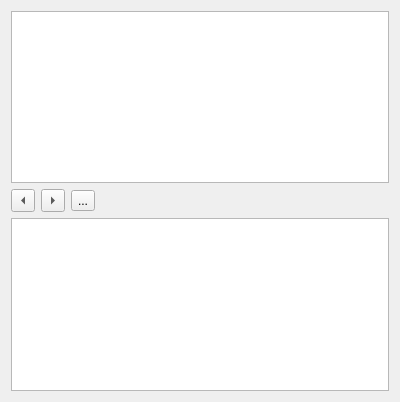
Old version of the form src/ui/editsub_ui.ui in the repository KDE/kdenlive.
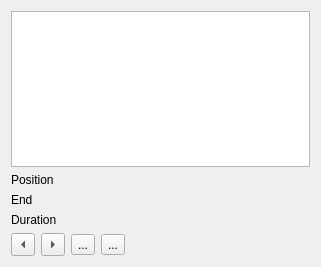
New version of the form.

Commit message: Fix subtitle model used start time as index - caused issues if a subtitle if moved after another one. Add start/end position control in subtitle widget

Patch:
```diff
--- a/src/ui/editsub_ui.ui
+++ b/src/ui/editsub_ui.ui
@@ -6,12 +6,12 @@
    <rect>
     <x>0</x>
     <y>0</y>
-    <width>400</width>
-    <height>402</height>
+    <width>321</width>
+    <height>267</height>
    </rect>
   </property>
   <layout class="QGridLayout" name="gridLayout">
-   <item row="0" column="0" colspan="4">
+   <item row="0" column="0" colspan="3">
     <widget class="QPlainTextEdit" name="subText">
      <property name="tabChangesFocus">
       <bool>true</bool>
@@ -19,6 +19,35 @@
     </widget>
    </item>
    <item row="1" column="0">
+    <widget class="QLabel" name="position_label">
+     <property name="sizePolicy">
+      <sizepolicy hsizetype="Maximum" vsizetype="Preferred">
+       <horstretch>0</horstretch>
+       <verstretch>0</verstretch>
+      </sizepolicy>
+     </property>
+     <property name="text">
+      <string>Position</string>
+     </property>
+    </widget>
+   </item>
+   <item row="2" column="0">
+    <widget class="QLabel" name="duration_label">
+     <property name="text">
+      <string>End</string>
+     </property>
+    </widget>
+   </item>
+   <item row="3" column="0">
+    <widget class="QLabel" name="duration_label_2">
+     <property name="text">
+      <string>Duration</string>
+     </property>
+    </widget>
+   </item>
+   <item row="4" column="0" colspan="2">
+    <layout class="QHBoxLayout" name="horizontalLayout">
+     <item>
     <widget class="QToolButton" name="buttonPrev">
      <property name="text">
       <string>...</string>
@@ -28,7 +57,7 @@
      </property>
     </widget>
    </item>
-   <item row="1" column="1">
+     <item>
     <widget class="QToolButton" name="buttonNext">
      <property name="text">
       <string>...</string>
@@ -38,14 +67,23 @@
      </property>
     </widget>
    </item>
-   <item row="1" column="2">
+     <item>
+      <widget class="QToolButton" name="buttonAdd">
+       <property name="text">
+        <string>...</string>
+       </property>
+      </widget>
+     </item>
+     <item>
     <widget class="QToolButton" name="buttonApply">
      <property name="text">
       <string>...</string>
      </property>
     </widget>
    </item>
-   <item row="1" column="3">
+    </layout>
+   </item>
+   <item row="4" column="2">
     <spacer name="horizontalSpacer">
      <property name="orientation">
       <enum>Qt::Horizontal</enum>
@@ -58,8 +96,14 @@
      </property>
     </spacer>
    </item>
-   <item row="2" column="0" colspan="4">
-    <widget class="QListView" name="sub_list"/>
+   <item row="1" column="1" colspan="2">
+    <layout class="QHBoxLayout" name="position_box"/>
+   </item>
+   <item row="2" column="1" colspan="2">
+    <layout class="QHBoxLayout" name="end_box"/>
+   </item>
+   <item row="3" column="1" colspan="2">
+    <layout class="QHBoxLayout" name="duration_box"/>
    </item>
   </layout>
  </widget>
```
Lines whose indentation alone changed are shown as unchanged. The commit also changes 13 other files.
